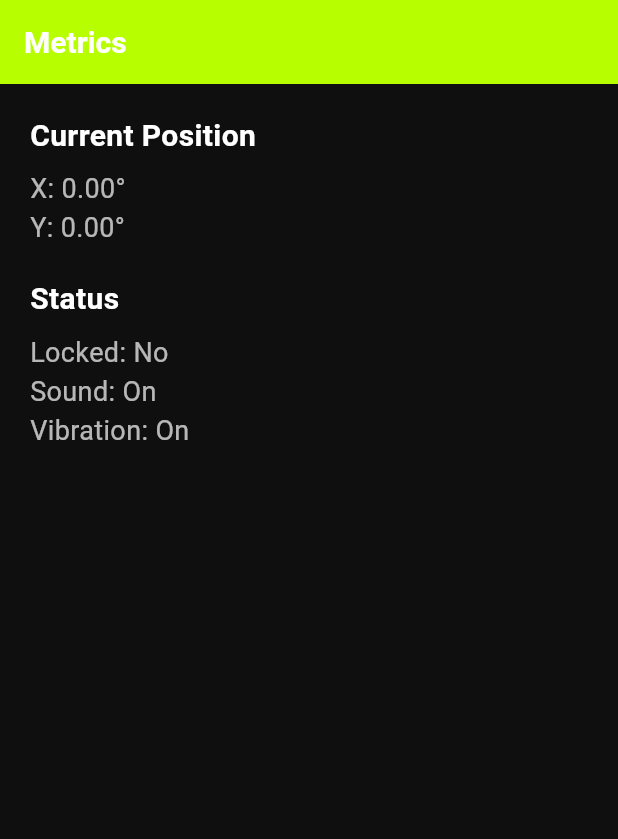
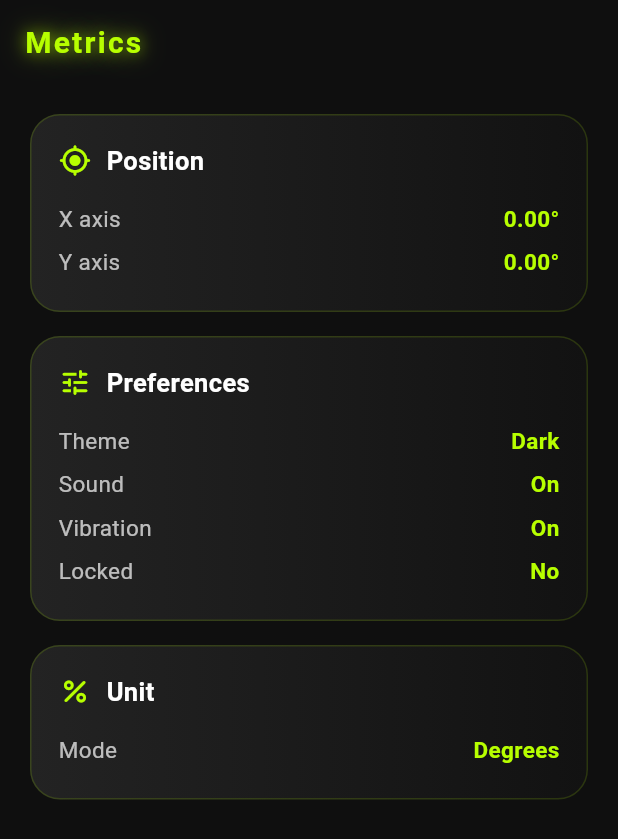
Before and after one commit to andsayem/Water-Level, a Flutter app: the MetricsScreen screen opened directly, on a phone screen of 412 x 824 dp. Shown: the top 839 px of the screen. Run offline on Flutter 3.47's test engine with Material 3 defaults, Android fonts, the phone set to English and light mode, and no system bars; our stand-ins replace camera, flutter_animate, flutter_compass, google_mobile_ads, sensors_plus, shared_preferences and 1 more; accounts and stored records are empty; network calls fail.

Commit message:
Refactor screens to integrate LevelProvider and enhance UI components

```diff
--- a/lib/screens/history_screen.dart
+++ b/lib/screens/history_screen.dart
@@ -1,7 +1,9 @@
 import 'package:flutter/material.dart';
+import 'package:provider/provider.dart';
 
 import '../common/admob_helper.dart';
 import '../models/saved_reading.dart';
+import '../providers/level_provider.dart';
 import '../services/history_service.dart';
 import '../utils/app_colors.dart';
 import '../widgets/neon_text.dart';
@@ -74,6 +76,8 @@ class _HistoryScreenState extends State<HistoryScreen> {
 
   @override
   Widget build(BuildContext context) {
+    context.watch<LevelProvider>();
+
     return Scaffold(
       backgroundColor: AppColors.background,
       appBar: AppBar(
--- a/lib/screens/metrics_screen.dart
+++ b/lib/screens/metrics_screen.dart
@@ -3,36 +3,53 @@ import 'package:provider/provider.dart';
 import '../common/admob_helper.dart';
 import '../providers/level_provider.dart';
 import '../utils/app_colors.dart';
+import '../widgets/neon_text.dart';
 
 class MetricsScreen extends StatelessWidget {
   const MetricsScreen({super.key});
 
   @override
   Widget build(BuildContext context) {
+    context.watch<LevelProvider>();
+
     return Scaffold(
       backgroundColor: AppColors.background,
       appBar: AppBar(
-        title: const Text('Metrics'),
-        backgroundColor: AppColors.primary,
-        foregroundColor: Colors.black,
+        backgroundColor: AppColors.background,
+        elevation: 0,
+        title: const NeonText(text: 'Metrics', fontSize: 20),
       ),
       body: Consumer<LevelProvider>(
         builder: (context, provider, child) {
           return Padding(
             padding: const EdgeInsets.all(20.0),
-          child: Column(
-            crossAxisAlignment: CrossAxisAlignment.start,
+            child: ListView(
               children: [
-              Text('Current Position', style: TextStyle(fontSize: 20, color: AppColors.textPrimary, fontWeight: FontWeight.bold)),
-              const SizedBox(height: 8),
-              Text('X: ${provider.x.toStringAsFixed(2)}°', style: TextStyle(fontSize: 18, color: AppColors.textSecondary)),
-              Text('Y: ${provider.y.toStringAsFixed(2)}°', style: TextStyle(fontSize: 18, color: AppColors.textSecondary)),
-              const SizedBox(height: 20),
-              Text('Status', style: TextStyle(fontSize: 20, color: AppColors.textPrimary, fontWeight: FontWeight.bold)),
-              const SizedBox(height: 8),
-              Text('Locked: ${provider.isLocked ? "Yes" : "No"}', style: TextStyle(fontSize: 18, color: AppColors.textSecondary)),
-              Text('Sound: ${provider.isSoundEnabled ? "On" : "Off"}', style: TextStyle(fontSize: 18, color: AppColors.textSecondary)),
-              Text('Vibration: ${provider.isVibrationEnabled ? "On" : "Off"}', style: TextStyle(fontSize: 18, color: AppColors.textSecondary)),
+                _MetricCard(
+                  icon: Icons.my_location_rounded,
+                  title: 'Position',
+                  rows: [
+                    _Row('X axis', '${provider.x.toStringAsFixed(2)}°'),
+                    _Row('Y axis', '${provider.y.toStringAsFixed(2)}°'),
+                  ],
+                ),
+                _MetricCard(
+                  icon: Icons.tune_rounded,
+                  title: 'Preferences',
+                  rows: [
+                    _Row('Theme', provider.isDarkTheme ? 'Dark' : 'Light'),
+                    _Row('Sound', provider.isSoundEnabled ? 'On' : 'Off'),
+                    _Row('Vibration', provider.isVibrationEnabled ? 'On' : 'Off'),
+                    _Row('Locked', provider.isLocked ? 'Yes' : 'No'),
+                  ],
+                ),
+                _MetricCard(
+                  icon: Icons.percent_rounded,
+                  title: 'Unit',
+                  rows: [
+                    _Row('Mode', provider.isPercentGrade ? '% Grade' : 'Degrees'),
+                  ],
+                ),
               ],
             ),
           );
@@ -42,3 +59,80 @@ class MetricsScreen extends StatelessWidget {
     );
   }
 }
+
+class _MetricCard extends StatelessWidget {
+  final IconData icon;
+  final String title;
+  final List<_Row> rows;
+
+  const _MetricCard({
+    required this.icon,
+    required this.title,
+    required this.rows,
+  });
+
+  @override
+  Widget build(BuildContext context) {
+    return Container(
+      margin: const EdgeInsets.only(bottom: 16),
+      padding: const EdgeInsets.all(18),
+      decoration: BoxDecoration(
+        borderRadius: BorderRadius.circular(20),
+        gradient: LinearGradient(colors: AppColors.cardGradient),
+        border: Border.all(color: AppColors.primary.withValues(alpha: 0.15)),
+      ),
+      child: Column(
+        crossAxisAlignment: CrossAxisAlignment.start,
+        children: [
+          Row(
+            children: [
+              Icon(icon, color: AppColors.primary, size: 22),
+              const SizedBox(width: 10),
+              Text(
+                title,
+                style: TextStyle(
+                  color: AppColors.textPrimary,
+                  fontSize: 17,
+                  fontWeight: FontWeight.bold,
+                ),
+              ),
+            ],
+          ),
+          const SizedBox(height: 12),
+          for (final row in rows) ...[
+            Padding(
+              padding: const EdgeInsets.symmetric(vertical: 4),
+              child: Row(
+                mainAxisAlignment: MainAxisAlignment.spaceBetween,
+                children: [
+                  Text(
+                    row.label,
+                    style: TextStyle(
+                      color: AppColors.textSecondary,
+                      fontSize: 15,
+                    ),
+                  ),
+                  Text(
+                    row.value,
+                    style: TextStyle(
+                      color: AppColors.primary,
+                      fontSize: 15,
+                      fontWeight: FontWeight.w600,
+                    ),
+                  ),
+                ],
+              ),
+            ),
+          ],
+        ],
+      ),
+    );
+  }
+}
+
+class _Row {
+  final String label;
+  final String value;
+
+  const _Row(this.label, this.value);
+}
--- a/lib/screens/plumb_level_screen.dart
+++ b/lib/screens/plumb_level_screen.dart
@@ -119,7 +119,7 @@ class _PlumbLevelScreenState extends State<PlumbLevelScreen> {
                 ),
               ),
 
-const SizedBox(height: 12),
+              const SizedBox(height: 12),
               Text(
                 'Hold the phone flat against a wall or pole, top pointing up.',
                 textAlign: TextAlign.center,
--- a/lib/screens/protractor_screen.dart
+++ b/lib/screens/protractor_screen.dart
@@ -1,16 +1,11 @@
 import 'dart:math';
-
 import 'package:flutter/material.dart';
 import 'package:provider/provider.dart';
-
 import '../common/admob_helper.dart';
 import '../providers/level_provider.dart';
 import '../utils/app_colors.dart';
 import '../widgets/neon_text.dart';
 
-/// Measures an arbitrary tilt angle (e.g. a ramp or sloped surface) on a
-/// semicircular dial, with a Hold button to freeze the reading once the
-/// phone is pulled away from the surface.
 class ProtractorScreen extends StatefulWidget {
   const ProtractorScreen({super.key});
 
--- a/lib/screens/tools_screen.dart
+++ b/lib/screens/tools_screen.dart
@@ -1,6 +1,8 @@
 import 'package:flutter/material.dart';
+import 'package:provider/provider.dart';
 
 import '../common/admob_helper.dart';
+import '../providers/level_provider.dart';
 import '../utils/app_colors.dart';
 import '../widgets/neon_text.dart';
 import 'camera_level_screen.dart';
@@ -19,6 +21,9 @@ class ToolsScreen extends StatelessWidget {
 
   @override
   Widget build(BuildContext context) {
+    // Watch the provider so this screen rebuilds when the theme toggles.
+    context.watch<LevelProvider>();
+
     final tools = <_ToolEntry>[
       _ToolEntry(
         icon: Icons.camera_alt_rounded,
--- a/lib/utils/app_colors.dart
+++ b/lib/utils/app_colors.dart
@@ -4,8 +4,12 @@ class AppColors {
   /// Whether the app is currently in dark mode. Set by the theme controller.
   static bool isDark = true;
 
-  static Color primary = const Color(0xFFB7FF00);
-  static Color secondary = const Color(0xFF8DFF00);
+  /// Brand accent. Darker in light mode so it stays visible on pale surfaces.
+  static Color get primary =>
+      isDark ? const Color(0xFFB7FF00) : const Color(0xFF4E9E00);
+
+  static Color get secondary =>
+      isDark ? const Color(0xFF8DFF00) : const Color(0xFF6BBF00);
 
   static const glow = Color(0xAA99FF00);
   static const glass = Color(0x22FFFFFF);
--- a/lib/widgets/neon_text.dart
+++ b/lib/widgets/neon_text.dart
@@ -16,6 +16,7 @@ class NeonText extends StatelessWidget {
 
   @override
   Widget build(BuildContext context) {
+    final glowStrength = AppColors.isDark ? 0.6 : 0.2;
     return Text(
       text,
       style: TextStyle(
@@ -24,8 +25,14 @@ class NeonText extends StatelessWidget {
         fontWeight: fontWeight,
         letterSpacing: 1.5,
         shadows: [
-          Shadow(color: AppColors.primary.withValues(alpha: 0.8), blurRadius: 12),
-          Shadow(color: AppColors.primary.withValues(alpha: 0.5), blurRadius: 24),
+          Shadow(
+            color: AppColors.primary.withValues(alpha: glowStrength),
+            blurRadius: 12,
+          ),
+          Shadow(
+            color: AppColors.primary.withValues(alpha: glowStrength * 0.6),
+            blurRadius: 24,
+          ),
         ],
       ),
     );
```
Also changed, not shown: lib/screens/water_level_info_screen.dart (+85 -10 lines), lib/widgets/control_button.dart (+13 -11 lines). Lines whose indentation alone changed are shown as unchanged.
